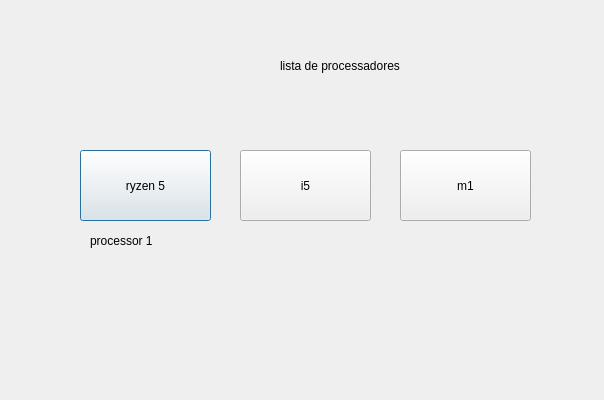
This is loja_hardware/cpu_window.ui in diegocamargo55555/hardware_store_QT as Qt 5 draws it before an edit; both pictures show x 130 to 734 and y 0 to 400 of the 1376 by 795 pixel window. The edited form follows.
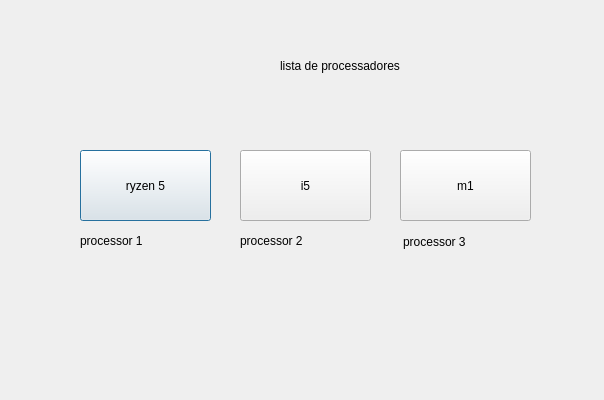
This is the edited form.

What changed in the file:
```diff
--- a/loja_hardware/cpu_window.ui
+++ b/loja_hardware/cpu_window.ui
@@ -68,9 +68,9 @@
   <widget class="QLabel" name="label_2">
    <property name="geometry">
     <rect>
-     <x>220</x>
+     <x>210</x>
      <y>220</y>
-     <width>101</width>
+     <width>131</width>
      <height>41</height>
     </rect>
    </property>
@@ -78,6 +78,32 @@
     <string>processor 1</string>
    </property>
   </widget>
+  <widget class="QLabel" name="label_3">
+   <property name="geometry">
+    <rect>
+     <x>370</x>
+     <y>220</y>
+     <width>131</width>
+     <height>41</height>
+    </rect>
+   </property>
+   <property name="text">
+    <string>processor 2</string>
+   </property>
+  </widget>
+  <widget class="QLabel" name="label_4">
+   <property name="geometry">
+    <rect>
+     <x>533</x>
+     <y>226</y>
+     <width>121</width>
+     <height>31</height>
+    </rect>
+   </property>
+   <property name="text">
+    <string>processor 3</string>
+   </property>
+  </widget>
  </widget>
  <resources/>
  <connections/>
```
